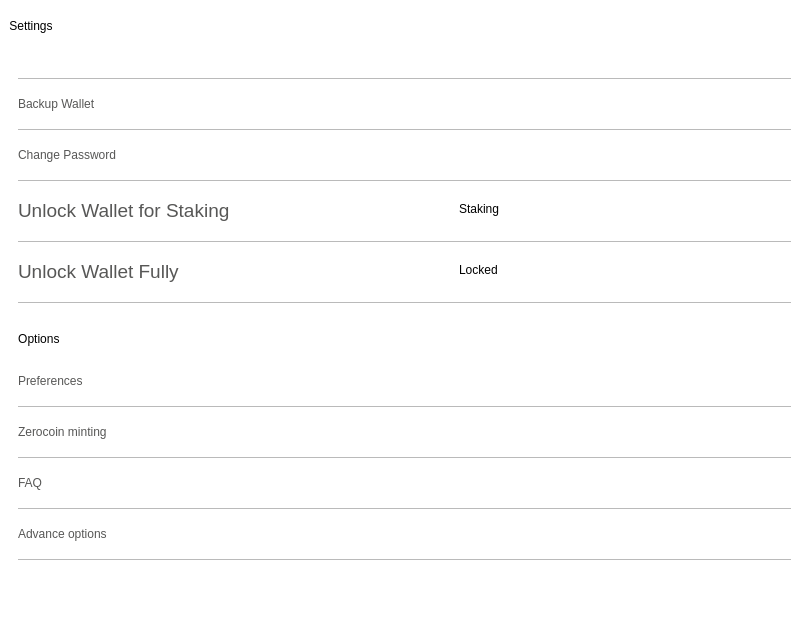
Before: the Qt Designer form src/qt/veil/forms/settingswidget.ui in Veil-Project/veil, drawn with Qt 5.
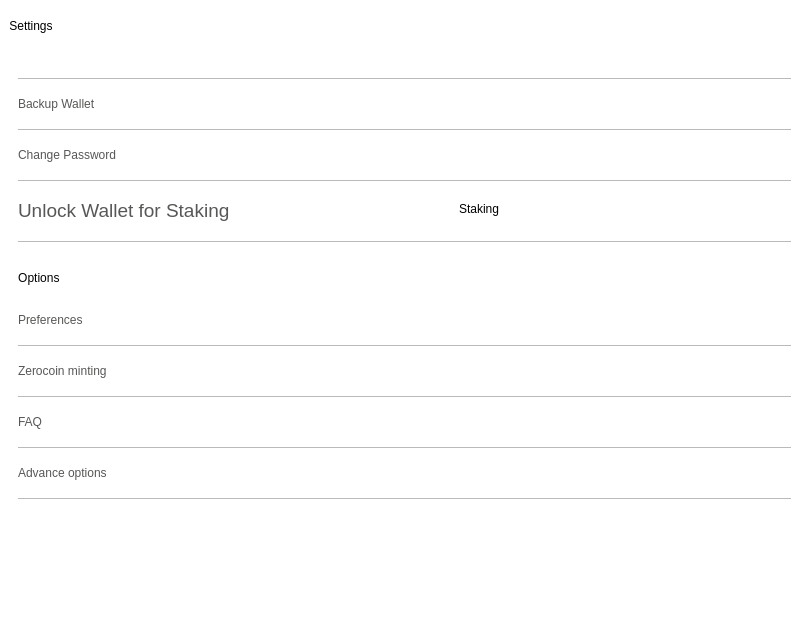
After: the same form once the commit is applied. Icons and pictures are not drawn.

Commit message: lock/unlock for staking only

```diff
--- a/src/qt/veil/forms/settingswidget.ui
+++ b/src/qt/veil/forms/settingswidget.ui
@@ -278,78 +278,6 @@
             </item>
            </layout>
           </item>
-          <item>
-           <widget class="QLabel" name="label_5">
-            <property name="maximumSize">
-             <size>
-              <width>16777215</width>
-              <height>1</height>
-             </size>
-            </property>
-            <property name="styleSheet">
-             <string notr="true">background-color:#bababa;</string>
-            </property>
-            <property name="text">
-             <string/>
-            </property>
-           </widget>
-          </item>
-          <item>
-           <layout class="QHBoxLayout" name="horizontalLayout_4">
-            <property name="topMargin">
-             <number>5</number>
-            </property>
-            <property name="bottomMargin">
-             <number>5</number>
-            </property>
-            <item>
-             <widget class="QLabel" name="labelUnlock">
-              <property name="minimumSize">
-               <size>
-                <width>0</width>
-                <height>32</height>
-               </size>
-              </property>
-              <property name="styleSheet">
-               <string notr="true">text-align: left;
-color: #575756;
-background-color:transparent;
-border:0;</string>
-              </property>
-              <property name="text">
-               <string>&lt;html&gt;&lt;head/&gt;&lt;body&gt;&lt;p&gt;&lt;span style=&quot; font-size:14pt;&quot;&gt;Unlock Wallet Fully&lt;/span&gt;&lt;/p&gt;&lt;/body&gt;&lt;/html&gt;</string>
-              </property>
-             </widget>
-            </item>
-            <item>
-             <widget class="QCheckBox" name="checkBoxLock">
-              <property name="focusPolicy">
-               <enum>Qt::NoFocus</enum>
-              </property>
-              <property name="styleSheet">
-               <string notr="true">#checkBoxLock::indicator {
-    border: 0;
-    background: none;
-}
-
-#checkBoxLock {
-background-image: url(&quot;:/icons/ic-switch-off-png&quot;) ;
-background-repeat:no-repeat;
-background-position:left center;
-padding:4 4 8 30px;
-}
-
-#checkBoxLock:checked {
-background-image: url(&quot;:/icons/ic-switch-on-png&quot;) ;
-}</string>
-              </property>
-              <property name="text">
-               <string>Locked</string>
-              </property>
-             </widget>
-            </item>
-           </layout>
-          </item>
           <item>
            <widget class="QLabel" name="label_7">
             <property name="maximumSize">
```
The commit also changes 4 other files.
